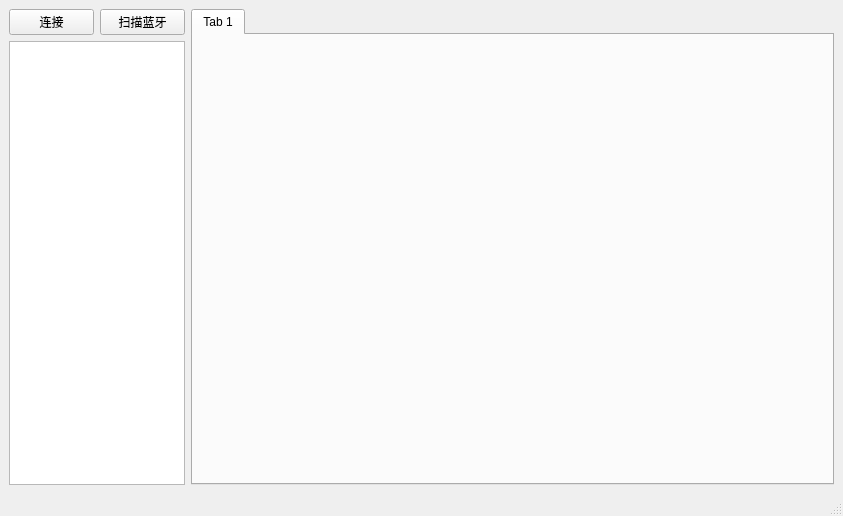
Qt form PC/BleProxyDesk/resource/ui/main_window.ui (uname/bleproxy) before a commit.
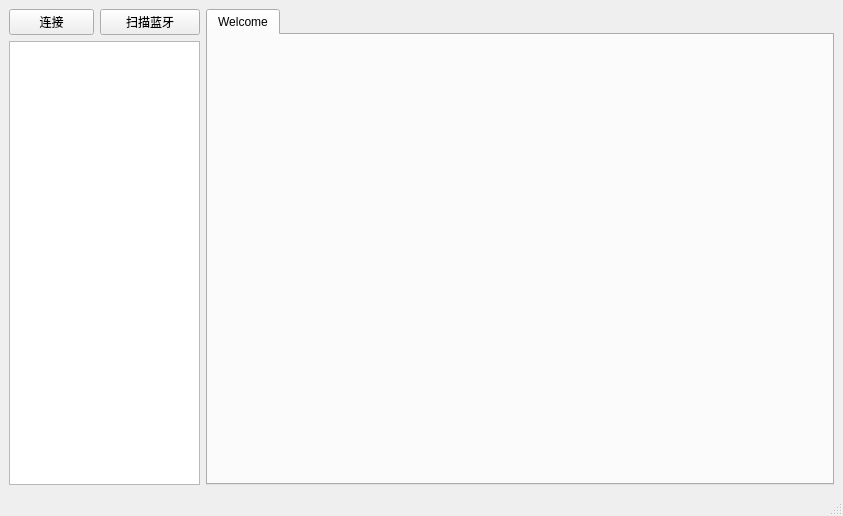
The same form after that commit. Custom widgets are drawn as their Qt base class.

The edit to the form file:
```diff
--- a/PC/BleProxyDesk/resource/ui/main_window.ui
+++ b/PC/BleProxyDesk/resource/ui/main_window.ui
@@ -13,6 +13,9 @@
   <property name="windowTitle">
    <string>BleProxyDesk</string>
   </property>
+  <property name="styleSheet">
+   <string notr="true">font: 9pt &quot;宋体&quot;;</string>
+  </property>
   <widget class="QWidget" name="centralwidget">
    <layout class="QGridLayout" name="gridLayout">
     <item row="0" column="0">
@@ -32,7 +35,7 @@
      <widget class="QPushButton" name="scanBtn">
       <property name="maximumSize">
        <size>
-        <width>85</width>
+        <width>100</width>
         <height>16777215</height>
        </size>
       </property>
@@ -48,7 +51,7 @@
       </property>
       <widget class="QWidget" name="tab">
        <attribute name="title">
-        <string>Tab 1</string>
+        <string>Welcome</string>
        </attribute>
       </widget>
      </widget>
@@ -63,7 +66,7 @@
       </property>
       <property name="maximumSize">
        <size>
-        <width>240</width>
+        <width>250</width>
         <height>16777215</height>
        </size>
       </property>
@@ -83,6 +86,13 @@
   </widget>
   <widget class="QStatusBar" name="statusbar"/>
  </widget>
+ <customwidgets>
+  <customwidget>
+   <class>BleListWidget</class>
+   <extends>QListWidget</extends>
+   <header location="global">view/BleListWidget.h</header>
+  </customwidget>
+ </customwidgets>
  <resources/>
  <connections/>
 </ui>
```
Left out of the diff: 4 changed lines with no effect on the pictures.
